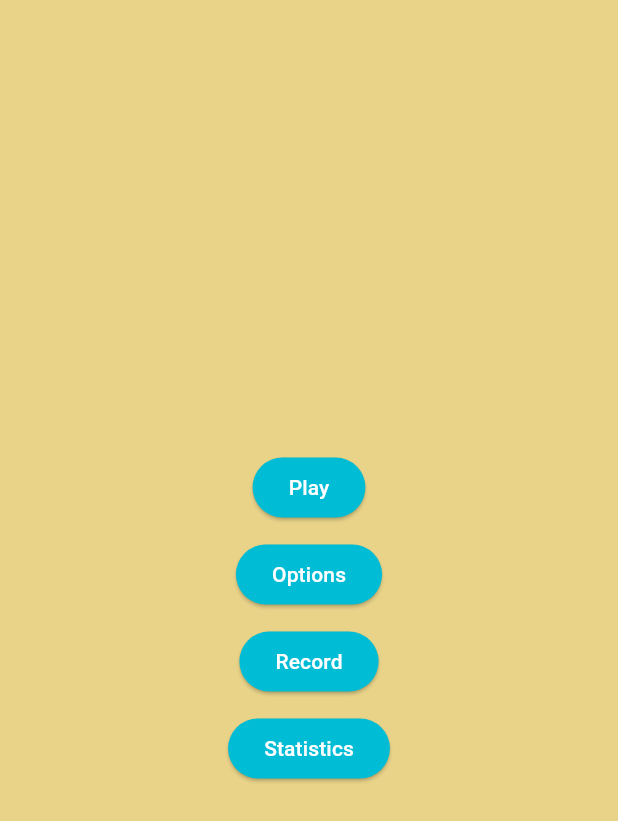
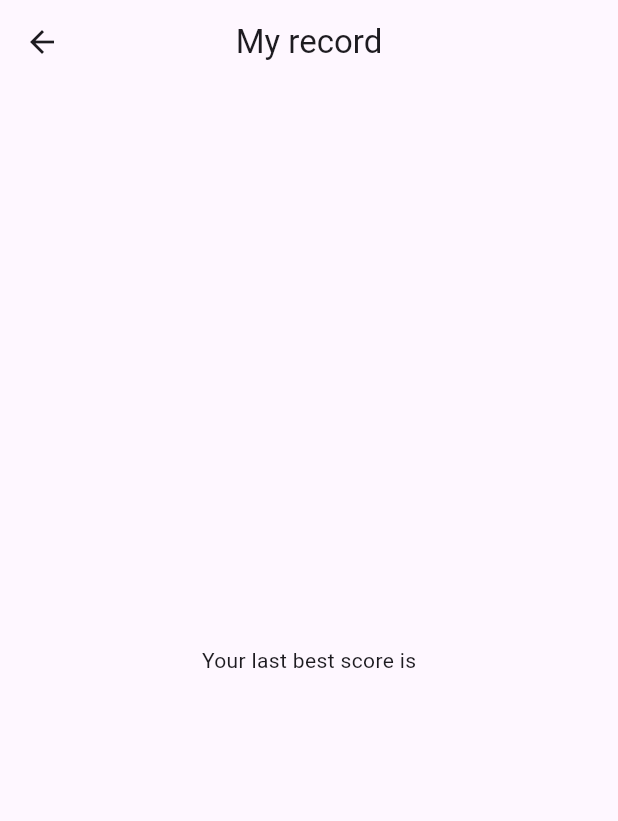
Before and after one commit to DanielZiborov/2D-runner, a Flutter app: the screen it shows after launch, after a tap on "Record", on a phone screen of 412 x 824 dp. Shown: the top 821 px of the screen. Run offline on Flutter 3.47's test engine with Material 3 defaults, Android fonts, the phone set to English and light mode, and no system bars; our stand-ins replace go_router; missing offline and left inert: flame.

Commit message:
after change 3

```diff
--- a/lib/objects/ground.dart
+++ b/lib/objects/ground.dart
@@ -10,7 +10,7 @@ class Ground extends SpriteComponent with HasGameReference<MyGame> {
   double xOffset;
 
   final UniqueKey _blockKey = UniqueKey();
-  final Vector2 velocity = Vector2.zero(); // Земля не будет двигаться.
+  final Vector2 velocity = Vector2.zero();
 
   Ground({
     required this.gridPosition,
--- a/lib/routing/router.dart
+++ b/lib/routing/router.dart
@@ -1,4 +1,5 @@
 import 'package:flutter_2d_runner/screens/game_over_screen.dart';
+import 'package:flutter_2d_runner/screens/game_record_screen.dart';
 import 'package:flutter_2d_runner/screens/game_screen.dart';
 import 'package:flutter_2d_runner/screens/main_screen.dart';
 import 'package:go_router/go_router.dart';
@@ -17,5 +18,9 @@ final router = GoRouter(
       path: '/game_over',
       builder: (context, state) => const GameOverScreen(),
     ),
+    GoRoute(
+      path: '/game_record',
+      builder: (context, state) => const GameRecordScreen(),
+    ),
   ],
 );
--- /dev/null
+++ b/lib/screens/game_record_screen.dart
@@ -0,0 +1,18 @@
+import 'package:flutter/material.dart';
+
+class GameRecordScreen extends StatelessWidget {
+  const GameRecordScreen({super.key});
+
+  @override
+  Widget build(BuildContext context) {
+    return Scaffold(
+      appBar: AppBar(
+        title: const Text("My record"),
+        centerTitle: true,
+      ),
+      body: const Center(
+        child: Text("Your last best score is"),
+      ),
+    );
+  }
+}
--- a/lib/screens/main_screen.dart
+++ b/lib/screens/main_screen.dart
@@ -35,7 +35,7 @@ class MainScreen extends StatelessWidget {
               height: 10,
             ),
             ElevatedButton(
-              onPressed: () {},
+              onPressed: () {context.push("/game_record");},
               style: ButtonStyle(
                 backgroundColor: WidgetStateProperty.all(Colors.cyan),
                 foregroundColor: WidgetStateProperty.all(Colors.white),
@@ -45,14 +45,6 @@ class MainScreen extends StatelessWidget {
             const SizedBox(
               height: 10,
             ),
-            ElevatedButton(
-              onPressed: () {},
-              style: ButtonStyle(
-                backgroundColor: WidgetStateProperty.all(Colors.cyan),
-                foregroundColor: WidgetStateProperty.all(Colors.white),
-              ),
-              child: const Text("Statistics"),
-            ),
           ],
         ),
       ),
```
Also changed, not shown: lib/actors/ostrich.dart (+10 -24 lines), lib/game.dart (+10 -3 lines), 4 other files.
